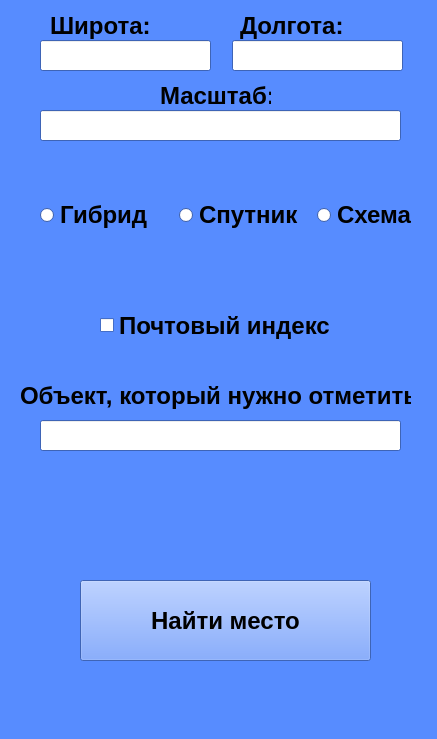
NekrasovTaras/OrskNekrasov, file QTmain.ui: the form before one commit.
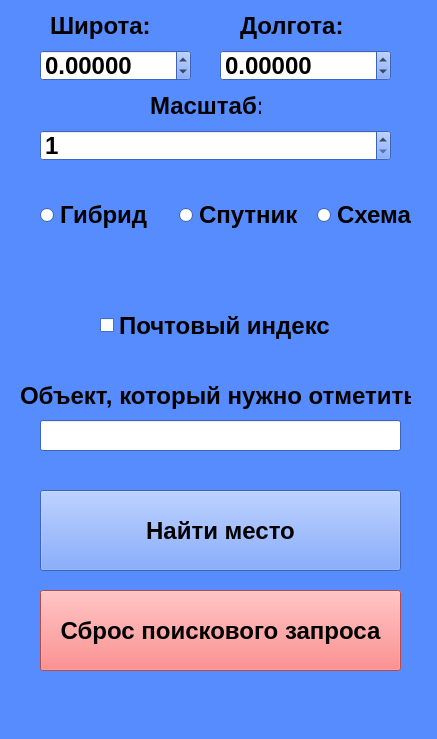
The form after the commit.

Commit message: Карту можно двигать(реализованы все события клавиш клавиатуры)

```diff
--- a/QTmain.ui
+++ b/QTmain.ui
@@ -472,26 +472,6 @@
    <bool>false</bool>
   </property>
   <widget class="QWidget" name="centralwidget">
-   <widget class="QLineEdit" name="lineEdit_S">
-    <property name="geometry">
-     <rect>
-      <x>40</x>
-      <y>40</y>
-      <width>171</width>
-      <height>31</height>
-     </rect>
-    </property>
-   </widget>
-   <widget class="QLineEdit" name="lineEdit_D">
-    <property name="geometry">
-     <rect>
-      <x>232</x>
-      <y>40</y>
-      <width>171</width>
-      <height>31</height>
-     </rect>
-    </property>
-   </widget>
    <widget class="QLabel" name="label_4">
     <property name="geometry">
      <rect>
@@ -521,9 +501,9 @@
    <widget class="QPushButton" name="button_find_maoa">
     <property name="geometry">
      <rect>
-      <x>80</x>
-      <y>580</y>
-      <width>291</width>
+      <x>40</x>
+      <y>490</y>
+      <width>361</width>
       <height>81</height>
      </rect>
     </property>
@@ -537,8 +517,8 @@
    <widget class="QLabel" name="label">
     <property name="geometry">
      <rect>
-      <x>160</x>
-      <y>80</y>
+      <x>150</x>
+      <y>90</y>
       <width>111</width>
       <height>31</height>
      </rect>
@@ -547,28 +527,6 @@
      <string>Масштаб:</string>
     </property>
    </widget>
-   <widget class="QLineEdit" name="scale">
-    <property name="geometry">
-     <rect>
-      <x>40</x>
-      <y>110</y>
-      <width>361</width>
-      <height>31</height>
-     </rect>
-    </property>
-    <property name="minimumSize">
-     <size>
-      <width>361</width>
-      <height>31</height>
-     </size>
-    </property>
-    <property name="maximumSize">
-     <size>
-      <width>361</width>
-      <height>31</height>
-     </size>
-    </property>
-   </widget>
    <widget class="QLabel" name="errors">
     <property name="geometry">
      <rect>
@@ -651,6 +609,88 @@
      <string>Почтовый индекс</string>
     </property>
    </widget>
+   <widget class="QDoubleSpinBox" name="spin_S">
+    <property name="geometry">
+     <rect>
+      <x>40</x>
+      <y>50</y>
+      <width>151</width>
+      <height>31</height>
+     </rect>
+    </property>
+    <property name="decimals">
+     <number>5</number>
+    </property>
+    <property name="minimum">
+     <double>-90.000000000000000</double>
+    </property>
+    <property name="maximum">
+     <double>90.000000000000000</double>
+    </property>
+    <property name="singleStep">
+     <double>0.010000000000000</double>
+    </property>
+   </widget>
+   <widget class="QDoubleSpinBox" name="spin_D">
+    <property name="geometry">
+     <rect>
+      <x>220</x>
+      <y>50</y>
+      <width>171</width>
+      <height>31</height>
+     </rect>
+    </property>
+    <property name="decimals">
+     <number>5</number>
+    </property>
+    <property name="minimum">
+     <double>-180.000000000000000</double>
+    </property>
+    <property name="maximum">
+     <double>180.000000000000000</double>
+    </property>
+    <property name="singleStep">
+     <double>0.010000000000000</double>
+    </property>
+    <property name="stepType">
+     <enum>QAbstractSpinBox::DefaultStepType</enum>
+    </property>
+   </widget>
+   <widget class="QDoubleSpinBox" name="scale">
+    <property name="geometry">
+     <rect>
+      <x>40</x>
+      <y>130</y>
+      <width>351</width>
+      <height>31</height>
+     </rect>
+    </property>
+    <property name="decimals">
+     <number>0</number>
+    </property>
+    <property name="minimum">
+     <double>1.000000000000000</double>
+    </property>
+    <property name="maximum">
+     <double>17.000000000000000</double>
+    </property>
+   </widget>
+   <widget class="QPushButton" name="pushButton">
+    <property name="geometry">
+     <rect>
+      <x>40</x>
+      <y>590</y>
+      <width>361</width>
+      <height>81</height>
+     </rect>
+    </property>
+    <property name="styleSheet">
+     <string notr="true">background-color: rgb(255, 103, 103);</string>
+    </property>
+    <property name="text">
+     <string>Сброс поискового запроса</string>
+    </property>
+   </widget>
   </widget>
  </widget>
  <resources/>
```
The commit also changes 2 other files.
